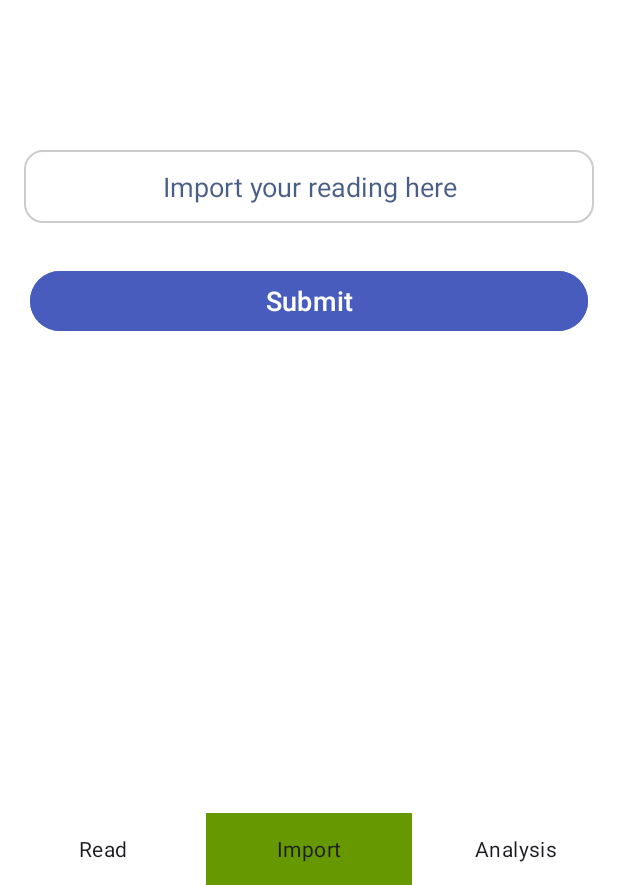
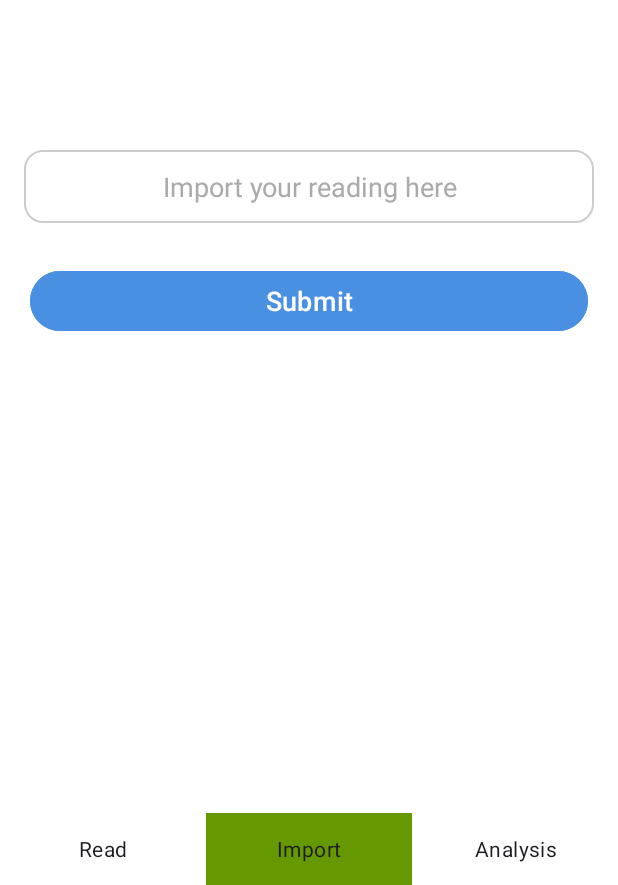
Before and after one commit to illiniluhan/cs465finalproj, an Android app: the MainActivity screen opened directly, with no data from a screen before it, on a phone screen of 412 x 824 dp, the part 351-1236 px from its top. Run offline under Robolectric (Android 15) with nearby library versions, the phone set to English and light mode, and no system bars; our stand-ins replace Firebase (no records; nobody signed in at launch, a user with empty details on screens opened directly); Roboto replaces fonts that are not available here.

Commit message:
Upgrade visuals

```diff
--- /dev/null
+++ b/readsbs/app/src/main/res/drawable/active_tab_selector.xml
@@ -0,0 +1,4 @@
+<selector xmlns:android="http://schemas.android.com/apk/res/android">
+    <item android:drawable="@android:color/darker_gray" android:state_checked="true" />
+    <item android:drawable="@android:color/transparent" />
+</selector>
--- a/readsbs/app/src/main/res/layout/activity_main.xml
+++ b/readsbs/app/src/main/res/layout/activity_main.xml
@@ -1,5 +1,6 @@
 <?xml version="1.0" encoding="utf-8"?>
-<androidx.constraintlayout.widget.ConstraintLayout xmlns:android="http://schemas.android.com/apk/res/android"
+<androidx.constraintlayout.widget.ConstraintLayout
+    xmlns:android="http://schemas.android.com/apk/res/android"
     xmlns:app="http://schemas.android.com/apk/res-auto"
     xmlns:tools="http://schemas.android.com/tools"
     android:id="@+id/main"
@@ -8,49 +9,45 @@
     android:background="@color/white"
     tools:context=".MainActivity">
 
-
     <LinearLayout
         android:layout_width="match_parent"
         android:layout_height="match_parent"
         android:gravity="top"
-        android:orientation="vertical"
-        tools:layout_editor_absoluteX="0dp"
-        tools:layout_editor_absoluteY="0dp">
+        android:orientation="vertical">
 
         <ImageView
             android:layout_width="match_parent"
             android:layout_height="wrap_content"
             android:layout_marginTop="100dp"
             android:layout_marginBottom="100dp"
-            android:src="@drawable/upload_logo">
-
-        </ImageView>
+            android:src="@drawable/upload_logo" />
 
         <EditText
             android:id="@+id/import_path"
             android:layout_width="match_parent"
             android:layout_height="wrap_content"
-            android:layout_marginLeft="16dp"
-            android:layout_marginRight="16dp"
+            android:layout_marginStart="16dp"
+            android:layout_marginEnd="16dp"
             android:layout_marginBottom="28dp"
             android:background="@drawable/textbox_ui"
             android:gravity="center"
             android:hint="Import your reading here"
             android:padding="12dp"
-            android:textColor="?attr/colorPrimary"
-            android:textColorHint="#B7011E57" />
+            android:textColor="@android:color/black"
+            android:textColorHint="@android:color/darker_gray" />
 
         <Button
             android:id="@+id/submit_path"
             android:layout_width="match_parent"
             android:layout_height="wrap_content"
-            android:layout_marginLeft="20dp"
-            android:layout_marginRight="20dp"
+            android:layout_marginStart="20dp"
+            android:layout_marginEnd="20dp"
             android:layout_marginBottom="28dp"
-            android:backgroundTint="#475CBC"
+            android:backgroundTint="#4A90E2"
+            android:elevation="6dp"
             android:text="Submit"
-            android:textColor="@color/white"
-            android:textSize="18dp" />
+            android:textColor="@android:color/white"
+            android:textSize="18sp" />
     </LinearLayout>
 
     <LinearLayout
@@ -102,7 +99,6 @@
                 android:padding="8dp"
                 android:text="Analysis" />
         </RadioGroup>
-
     </LinearLayout>
 
 </androidx.constraintlayout.widget.ConstraintLayout>
```
Also changed, not shown: readsbs/app/src/main/res/drawable/gradient_blue_background.xml (added, +11 -0 lines).
